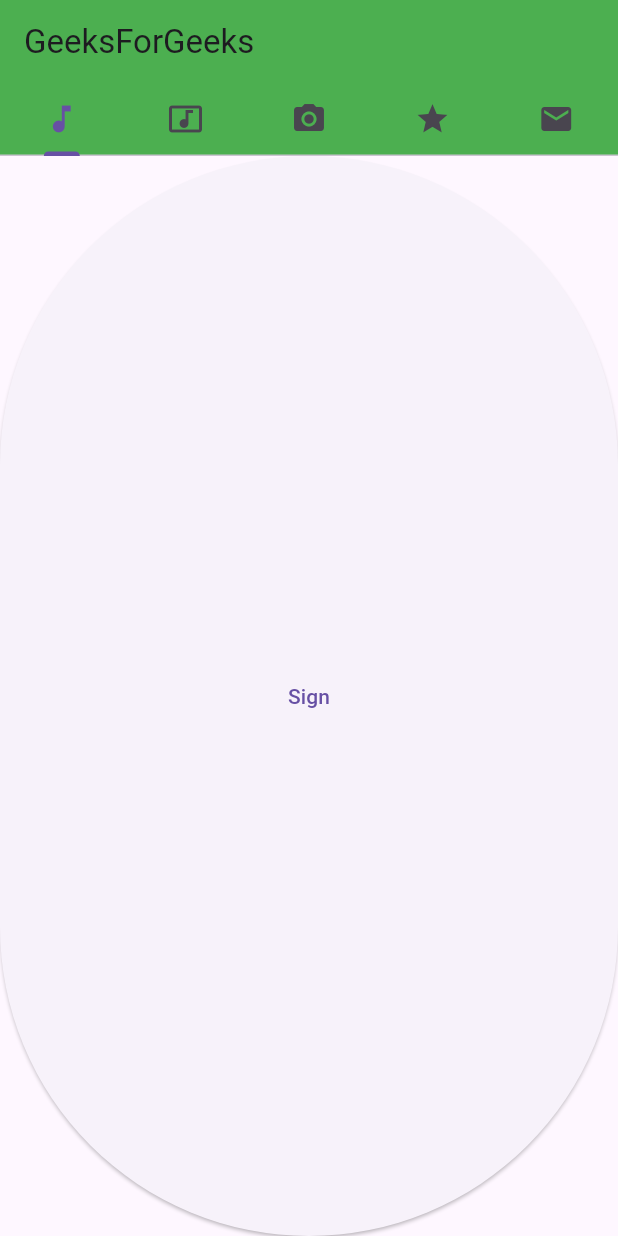
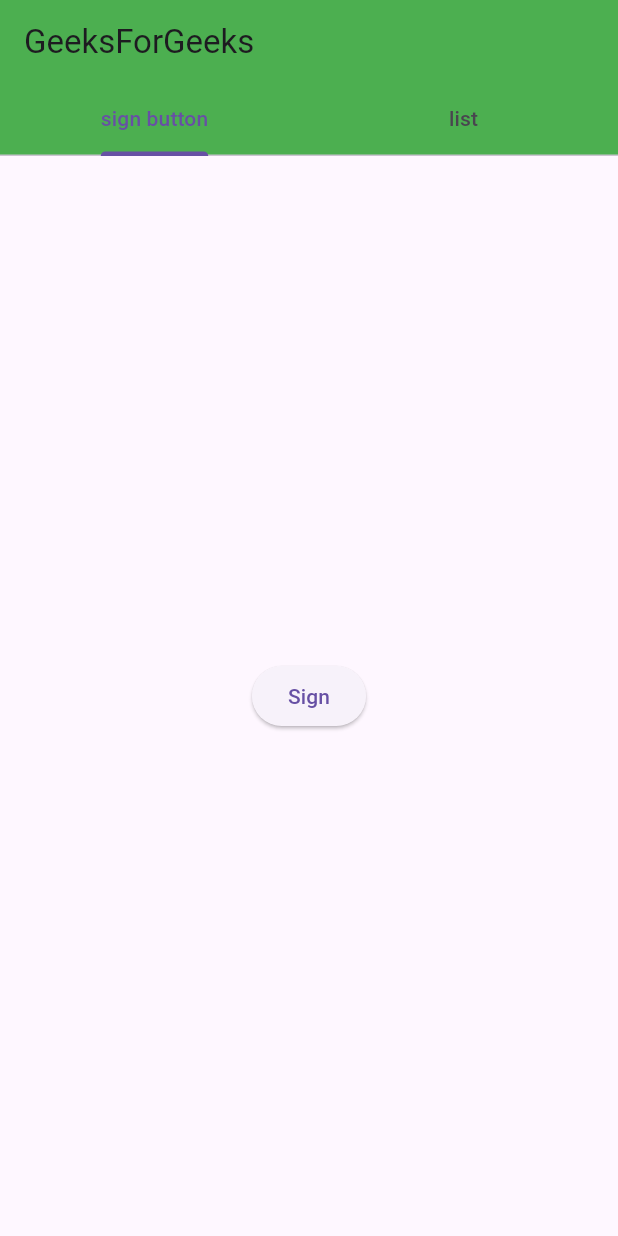
Before and after one commit to vishruth1997/Real-E-sign, a Flutter app: the screen it shows once a user with an empty profile is signed in, on a phone screen of 412 x 824 dp. Run offline on Flutter 3.47's test engine with Material 3 defaults, Android fonts, the phone set to English and light mode, and no system bars; our stand-ins replace file_picker, firebase_auth, firebase_core, firebase_storage; missing offline and left inert: firebase_ui_auth, firebase_ui_oauth_google; accounts and stored records are empty.

Commit message:
basic tab implementation for home page

```diff
--- a/real_e_sign/lib/pages/HomePage.dart
+++ b/real_e_sign/lib/pages/HomePage.dart
@@ -1,6 +1,6 @@
 import 'package:flutter/material.dart';
 import 'SignDoc.dart';
-
+import './cloud_storage_tab.dart';
 class HomePage extends StatefulWidget {
   const HomePage({super.key});
 
@@ -42,11 +42,9 @@ class _HomePageState extends State<HomePage> {
           appBar: AppBar(
             bottom: const TabBar(
               tabs: [
-                Tab(icon: Icon(Icons.music_note)),
-                Tab(icon: Icon(Icons.music_video)),
-                Tab(icon: Icon(Icons.camera_alt)),
-                Tab(icon: Icon(Icons.grade)),
-                Tab(icon: Icon(Icons.email)),
+                Tab(text: "sign button"),
+                Tab(text: "list"),
+
               ],
             ), // TabBar
             title: const Text('GeeksForGeeks'),
@@ -54,6 +52,7 @@ class _HomePageState extends State<HomePage> {
           ), // AppBar
           body: TabBarView(
             children: [
+              Center(child:
               ElevatedButton(
                   onPressed: () {
                     Navigator.push(
@@ -61,11 +60,9 @@ class _HomePageState extends State<HomePage> {
                         MaterialPageRoute(
                             builder: (context) => DocumentSigner()));
                   },
-                  child: Text('Sign')),
-              Icon(Icons.music_video),
-              Icon(Icons.camera_alt),
-              Icon(Icons.grade),
-              Icon(Icons.email),
+                  child: Text('Sign'))
+                ),
+              CloudStorage(),
             ],
           ), // TabBarView
         ), // Scaffold
--- a/real_e_sign/pubspec.yaml
+++ b/real_e_sign/pubspec.yaml
@@ -41,6 +41,7 @@ dependencies:
   google_sign_in: ^6.2.1
   firebase_ui_oauth_google: ^1.3.1
   file_picker: ^8.0.0+1
+  firebase_storage: ^11.7.2
 
 dev_dependencies:
   flutter_test:
```
Also changed, not shown: real_e_sign/lib/pages/cloud_storage_tab.dart (added, +18 -0 lines), real_e_sign/pubspec.lock, 3 other files.
